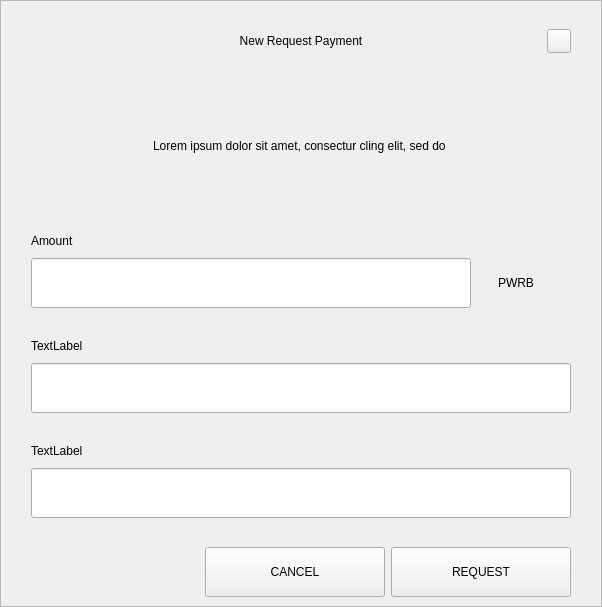
Old version of the form src/qt/pwrb/forms/requestdialog.ui in the repository PWRB-Project/PWRB.
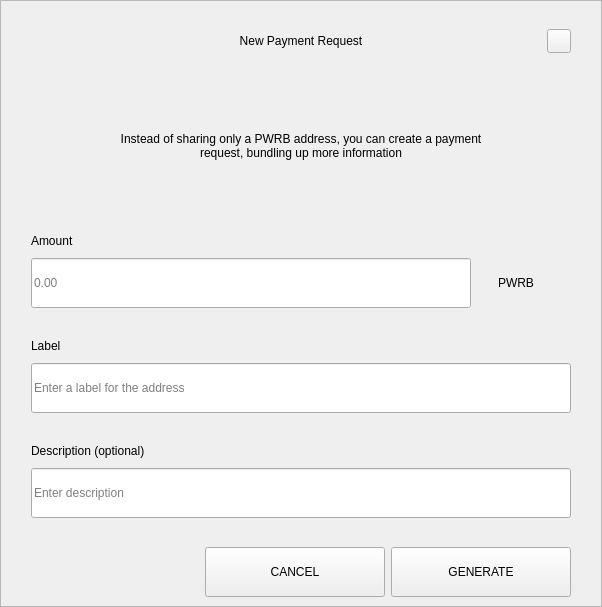
New version of the form.

```diff
--- a/src/qt/pwrb/forms/requestdialog.ui
+++ b/src/qt/pwrb/forms/requestdialog.ui
@@ -92,7 +92,7 @@
            <string notr="true">padding-left:24px;</string>
           </property>
           <property name="text">
-           <string>New Request Payment</string>
+           <string>New Payment Request</string>
           </property>
           <property name="alignment">
            <set>Qt::AlignCenter</set>
@@ -210,7 +210,7 @@
              </size>
             </property>
             <property name="text">
-             <string>Lorem ipsum dolor sit amet, consectur cling elit, sed do </string>
+             <string>Instead of sharing only a PWRB address, you can create a payment request, bundling up more information</string>
             </property>
             <property name="alignment">
              <set>Qt::AlignCenter</set>
@@ -289,6 +289,9 @@
                     <height>50</height>
                    </size>
                   </property>
+                  <property name="placeholderText">
+                   <string notr="true">0.00</string>
+                  </property>
                  </widget>
                 </item>
                 <item>
@@ -376,7 +379,7 @@
                </size>
               </property>
               <property name="text">
-               <string>TextLabel</string>
+               <string>Label</string>
               </property>
              </widget>
             </item>
@@ -394,6 +397,9 @@
                 <height>50</height>
                </size>
               </property>
+              <property name="placeholderText">
+               <string>Enter a label for the address</string>
+              </property>
              </widget>
             </item>
            </layout>
@@ -434,7 +440,7 @@
                </size>
               </property>
               <property name="text">
-               <string>TextLabel</string>
+               <string>Description (optional)</string>
               </property>
              </widget>
             </item>
@@ -452,6 +458,9 @@
                 <height>50</height>
                </size>
               </property>
+              <property name="placeholderText">
+               <string>Enter description</string>
+              </property>
              </widget>
             </item>
             <item>
@@ -672,7 +681,7 @@
             <enum>Qt::NoFocus</enum>
            </property>
            <property name="text">
-            <string>REQUEST</string>
+            <string>GENERATE</string>
            </property>
           </widget>
          </item>
```
